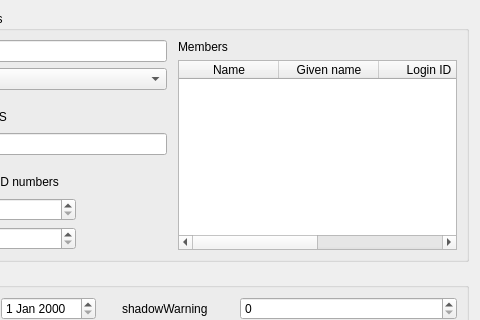
Above: agent/src/clacks/agent/data/templates/default/posix-user.ui from gonicus/clacks before the change; both pictures show x 135 to 615 and y 0 to 320 of the 615 by 435 pixel window. Below: the same form after it.
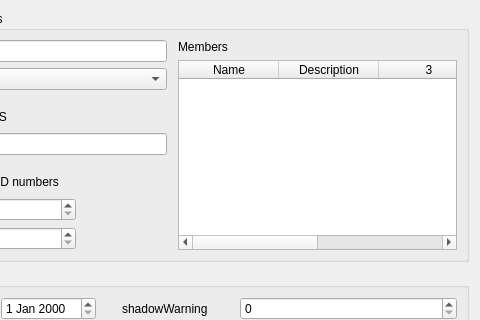
That is the form after the change. Icons and pictures are not drawn.

Commit message: Removed wrong fields

The edit to the form file:
```diff
--- a/agent/src/clacks/agent/data/templates/default/posix-user.ui
+++ b/agent/src/clacks/agent/data/templates/default/posix-user.ui
@@ -204,17 +204,7 @@
             </column>
             <column>
              <property name="text">
-              <string comment="givenName">Given name</string>
-             </property>
-            </column>
-            <column>
-             <property name="text">
-              <string comment="uid">Login ID</string>
-             </property>
-            </column>
-            <column>
-             <property name="text">
-              <string comment="dateOfBirth">Date of birth</string>
+              <string comment="description">Description</string>
              </property>
             </column>
            </widget>
```
Left out of the diff: 2 changed lines with no effect on the pictures.
